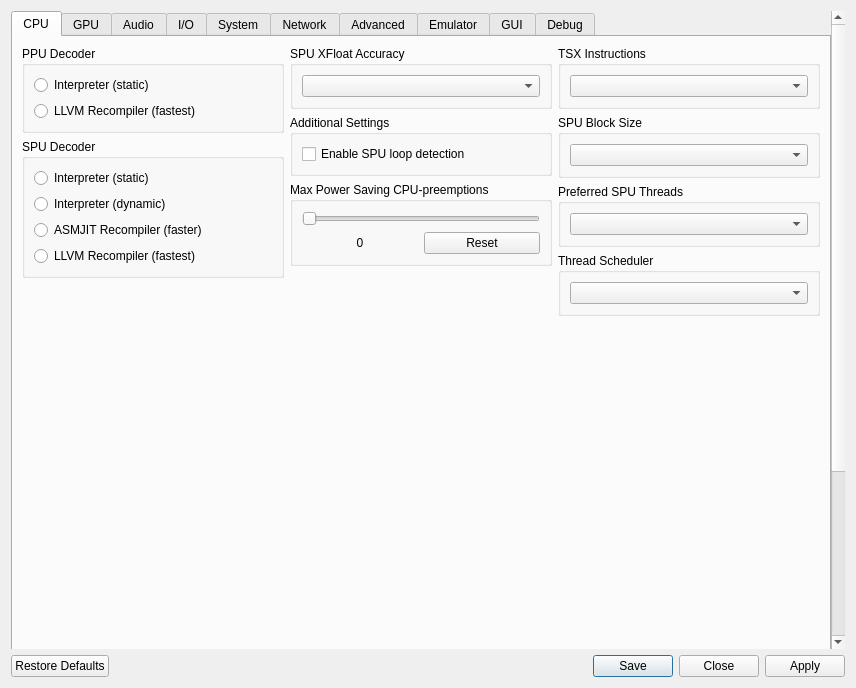
Above: rpcs3/rpcs3qt/settings_dialog.ui from RPCS3/rpcs3 before the change. Below: the same form after it.
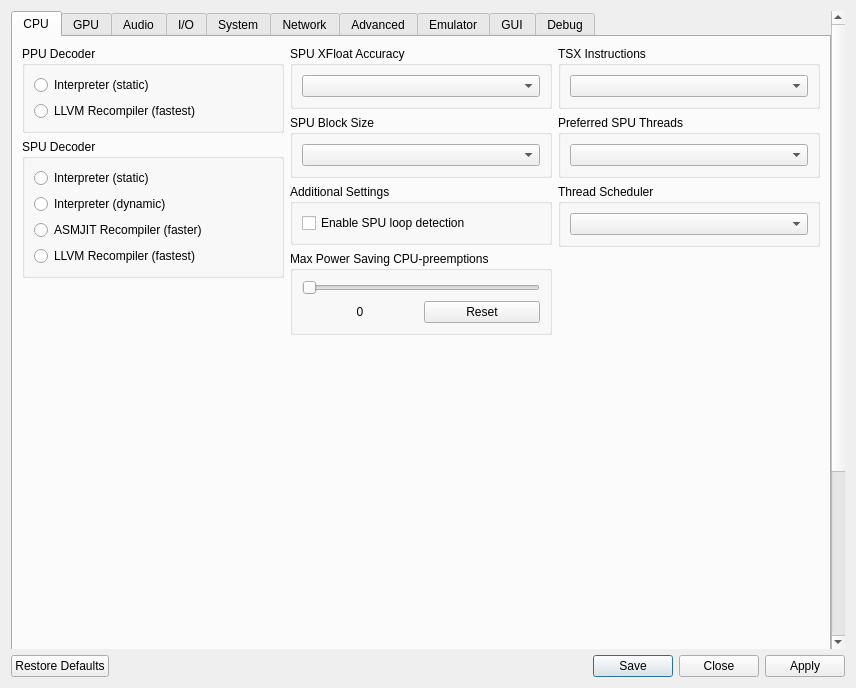
That is the form after the change. Icons and pictures are not drawn.

Commit message: Settings: Move 'SPU Block Size' to the middle column

```diff
--- a/rpcs3/rpcs3qt/settings_dialog.ui
+++ b/rpcs3/rpcs3qt/settings_dialog.ui
@@ -163,6 +163,24 @@
               </layout>
              </widget>
             </item>
+            <item>
+             <widget class="QGroupBox" name="gb_spuBlockSize">
+              <property name="sizePolicy">
+               <sizepolicy hsizetype="Preferred" vsizetype="Minimum">
+                <horstretch>0</horstretch>
+                <verstretch>0</verstretch>
+               </sizepolicy>
+              </property>
+              <property name="title">
+               <string>SPU Block Size</string>
+              </property>
+              <layout class="QVBoxLayout" name="gb_spuBlockSize_layout">
+               <item>
+                <widget class="QComboBox" name="spuBlockSize"/>
+               </item>
+              </layout>
+             </widget>
+            </item>
             <item>
              <widget class="QGroupBox" name="checkboxes">
               <property name="title">
@@ -266,24 +284,6 @@
               </layout>
              </widget>
             </item>
-            <item>
-             <widget class="QGroupBox" name="gb_spuBlockSize">
-              <property name="sizePolicy">
-               <sizepolicy hsizetype="Preferred" vsizetype="Minimum">
-                <horstretch>0</horstretch>
-                <verstretch>0</verstretch>
-               </sizepolicy>
-              </property>
-              <property name="title">
-               <string>SPU Block Size</string>
-              </property>
-              <layout class="QVBoxLayout" name="gb_spuBlockSize_layout">
-               <item>
-                <widget class="QComboBox" name="spuBlockSize"/>
-               </item>
-              </layout>
-             </widget>
-            </item>
             <item>
              <widget class="QGroupBox" name="gb_spu_threads">
               <property name="sizePolicy">
```
